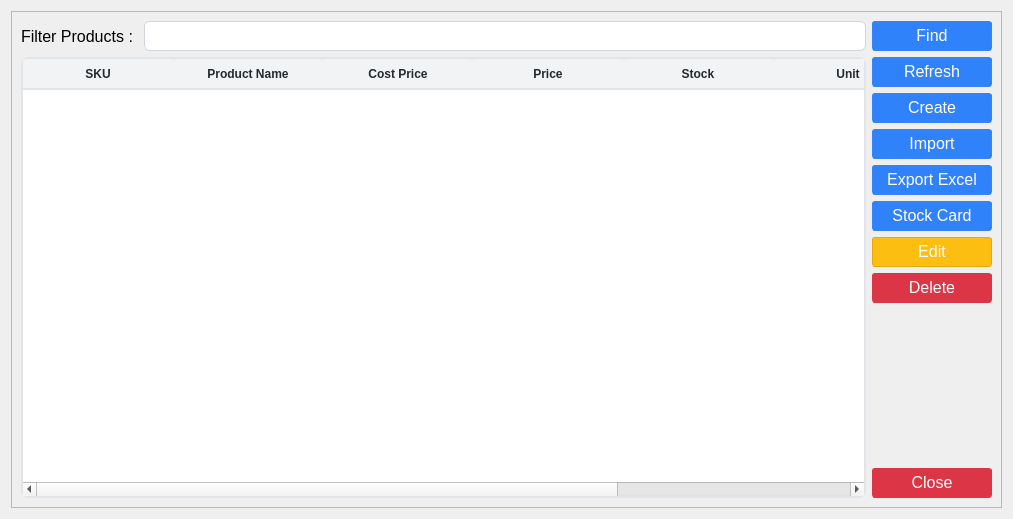
michael-halim/pos, file ui/products.ui: the form before one commit.
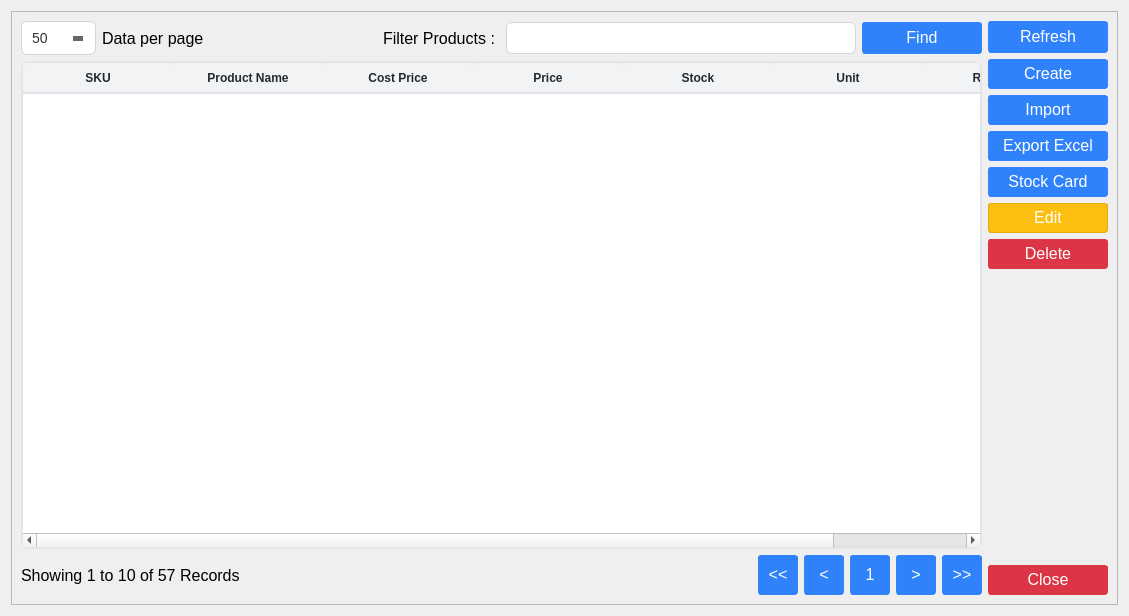
The form after the commit. Icons and pictures are not drawn.

Commit message: Patch#54: Added Pagination to Products - Added Pagination to Products - Added Cache Service and Cache Manager - Added UX when Permisison is denied - Fix Restore and Backup Feature - Added UX for Transaction to scroll down when input detail transaction - Added Unit when Editing Transaction - When Updating, Pressing Enter will Trigger Update - Added UX for Up Arrow in Purchasing - Added Feature to Import Categories and Supplier at the same time - Fix Unit in Master Stock to be Uppercase - Added README

```diff
--- a/ui/products.ui
+++ b/ui/products.ui
@@ -6,8 +6,8 @@
    <rect>
     <x>0</x>
     <y>0</y>
-    <width>1013</width>
-    <height>519</height>
+    <width>1129</width>
+    <height>616</height>
    </rect>
   </property>
   <property name="windowTitle">
@@ -327,7 +327,7 @@
 }
 </string>
   </property>
-  <layout class="QGridLayout" name="gridLayout_2">
+  <layout class="QGridLayout" name="gridLayout">
    <item row="0" column="0">
     <widget class="QFrame" name="frame">
      <property name="frameShape">
@@ -336,17 +336,82 @@
      <property name="frameShadow">
       <enum>QFrame::Raised</enum>
      </property>
-     <layout class="QGridLayout" name="gridLayout">
+     <layout class="QGridLayout" name="gridLayout_2">
       <item row="0" column="0">
+       <layout class="QHBoxLayout" name="horizontalLayout_5">
+        <item>
        <layout class="QVBoxLayout" name="verticalLayout_2">
         <item>
+           <layout class="QHBoxLayout" name="horizontalLayout_4">
+            <item>
+             <widget class="QComboBox" name="data_per_page_combobox">
+              <property name="minimumSize">
+               <size>
+                <width>50</width>
+                <height>32</height>
+               </size>
+              </property>
+              <property name="font">
+               <font>
+                <pointsize>-1</pointsize>
+               </font>
+              </property>
+              <item>
+               <property name="text">
+                <string>50</string>
+               </property>
+              </item>
+              <item>
+               <property name="text">
+                <string>100</string>
+               </property>
+              </item>
+              <item>
+               <property name="text">
+                <string>200</string>
+               </property>
+              </item>
+             </widget>
+            </item>
+            <item>
+             <widget class="QLabel" name="label">
+              <property name="minimumSize">
+               <size>
+                <width>0</width>
+                <height>32</height>
+               </size>
+              </property>
+              <property name="font">
+               <font>
+                <pointsize>12</pointsize>
+               </font>
+              </property>
+              <property name="text">
+               <string>Data per page</string>
+              </property>
+             </widget>
+            </item>
+            <item>
+             <spacer name="horizontalSpacer_2">
+              <property name="orientation">
+               <enum>Qt::Horizontal</enum>
+              </property>
+              <property name="sizeHint" stdset="0">
+               <size>
+                <width>40</width>
+                <height>20</height>
+               </size>
+              </property>
+             </spacer>
+            </item>
+            <item>
          <layout class="QHBoxLayout" name="horizontalLayout_2">
           <item>
            <widget class="QLabel" name="filter_products_label">
             <property name="minimumSize">
              <size>
               <width>0</width>
-              <height>30</height>
+                  <height>32</height>
              </size>
             </property>
             <property name="font">
@@ -363,8 +428,8 @@
            <widget class="QLineEdit" name="filter_products_input">
             <property name="minimumSize">
              <size>
-              <width>0</width>
-              <height>30</height>
+                  <width>350</width>
+                  <height>32</height>
              </size>
             </property>
             <property name="font">
@@ -397,7 +462,7 @@
             <property name="minimumSize">
              <size>
               <width>120</width>
-              <height>30</height>
+                  <height>32</height>
              </size>
             </property>
             <property name="font">
@@ -439,8 +504,8 @@
           </item>
          </layout>
         </item>
-        <item>
-         <layout class="QHBoxLayout" name="horizontalLayout">
+           </layout>
+          </item>
           <item>
            <widget class="QTableWidget" name="products_table">
             <property name="styleSheet">
@@ -623,13 +688,223 @@
            </widget>
           </item>
           <item>
+           <layout class="QHBoxLayout" name="horizontalLayout_3">
+            <item>
+             <widget class="QLabel" name="showing_products_label">
+              <property name="font">
+               <font>
+                <pointsize>12</pointsize>
+               </font>
+              </property>
+              <property name="text">
+               <string>Showing 1 to 10 of 57 Records</string>
+              </property>
+             </widget>
+            </item>
+            <item>
+             <spacer name="horizontalSpacer">
+              <property name="orientation">
+               <enum>Qt::Horizontal</enum>
+              </property>
+              <property name="sizeHint" stdset="0">
+               <size>
+                <width>40</width>
+                <height>20</height>
+               </size>
+              </property>
+             </spacer>
+            </item>
+            <item>
+             <layout class="QHBoxLayout" name="horizontalLayout">
+              <item>
+               <widget class="QPushButton" name="first_page_button">
+                <property name="minimumSize">
+                 <size>
+                  <width>40</width>
+                  <height>40</height>
+                 </size>
+                </property>
+                <property name="font">
+                 <font>
+                  <pointsize>12</pointsize>
+                 </font>
+                </property>
+                <property name="styleSheet">
+                 <string notr="true">QPushButton{
+    color: #fff;
+    background-color: rgba(13, 110, 253, 0.85); /* RGBA with alpha channel */
+    border-color: rgba(13, 110, 253, 0.7);
+}
+QPushButton:hover {
+    background-color: rgba(11, 94, 215, 0.9);
+    border-color: rgba(10, 88, 202, 0.9);
+    opacity: 0.95;
+}
+QPushButton:disabled {
+    background-color: #a8c1ff;
+    border-color: #a8c1ff;
+    color: #e6eeff;
+}</string>
+                </property>
+                <property name="text">
+                 <string>&lt;&lt;</string>
+                </property>
+               </widget>
+              </item>
+              <item>
+               <widget class="QPushButton" name="previous_page_button">
+                <property name="minimumSize">
+                 <size>
+                  <width>40</width>
+                  <height>40</height>
+                 </size>
+                </property>
+                <property name="font">
+                 <font>
+                  <pointsize>12</pointsize>
+                 </font>
+                </property>
+                <property name="styleSheet">
+                 <string notr="true">QPushButton{
+    color: #fff;
+    background-color: rgba(13, 110, 253, 0.85); /* RGBA with alpha channel */
+    border-color: rgba(13, 110, 253, 0.7);
+}
+QPushButton:hover {
+    background-color: rgba(11, 94, 215, 0.9);
+    border-color: rgba(10, 88, 202, 0.9);
+    opacity: 0.95;
+}
+QPushButton:disabled {
+    background-color: #a8c1ff;
+    border-color: #a8c1ff;
+    color: #e6eeff;
+}</string>
+                </property>
+                <property name="text">
+                 <string>&lt;</string>
+                </property>
+               </widget>
+              </item>
+              <item>
+               <widget class="QPushButton" name="current_page_button">
+                <property name="minimumSize">
+                 <size>
+                  <width>40</width>
+                  <height>40</height>
+                 </size>
+                </property>
+                <property name="font">
+                 <font>
+                  <pointsize>12</pointsize>
+                 </font>
+                </property>
+                <property name="styleSheet">
+                 <string notr="true">QPushButton{
+    color: #fff;
+    background-color: rgba(13, 110, 253, 0.85); /* RGBA with alpha channel */
+    border-color: rgba(13, 110, 253, 0.7);
+}
+QPushButton:hover {
+    background-color: rgba(11, 94, 215, 0.9);
+    border-color: rgba(10, 88, 202, 0.9);
+    opacity: 0.95;
+}
+QPushButton:disabled {
+    background-color: #a8c1ff;
+    border-color: #a8c1ff;
+    color: #e6eeff;
+}</string>
+                </property>
+                <property name="text">
+                 <string>1</string>
+                </property>
+               </widget>
+              </item>
+              <item>
+               <widget class="QPushButton" name="next_page_button">
+                <property name="minimumSize">
+                 <size>
+                  <width>40</width>
+                  <height>40</height>
+                 </size>
+                </property>
+                <property name="font">
+                 <font>
+                  <pointsize>12</pointsize>
+                 </font>
+                </property>
+                <property name="styleSheet">
+                 <string notr="true">QPushButton{
+    color: #fff;
+    background-color: rgba(13, 110, 253, 0.85); /* RGBA with alpha channel */
+    border-color: rgba(13, 110, 253, 0.7);
+}
+QPushButton:hover {
+    background-color: rgba(11, 94, 215, 0.9);
+    border-color: rgba(10, 88, 202, 0.9);
+    opacity: 0.95;
+}
+QPushButton:disabled {
+    background-color: #a8c1ff;
+    border-color: #a8c1ff;
+    color: #e6eeff;
+}</string>
+                </property>
+                <property name="text">
+                 <string>&gt;</string>
+                </property>
+               </widget>
+              </item>
+              <item>
+               <widget class="QPushButton" name="last_page_button">
+                <property name="minimumSize">
+                 <size>
+                  <width>40</width>
+                  <height>40</height>
+                 </size>
+                </property>
+                <property name="font">
+                 <font>
+                  <pointsize>12</pointsize>
+                 </font>
+                </property>
+                <property name="styleSheet">
+                 <string notr="true">QPushButton{
+    color: #fff;
+    background-color: rgba(13, 110, 253, 0.85); /* RGBA with alpha channel */
+    border-color: rgba(13, 110, 253, 0.7);
+}
+QPushButton:hover {
+    background-color: rgba(11, 94, 215, 0.9);
+    border-color: rgba(10, 88, 202, 0.9);
+    opacity: 0.95;
+}
+QPushButton:disabled {
+    background-color: #a8c1ff;
+    border-color: #a8c1ff;
+    color: #e6eeff;
+}</string>
+                </property>
+                <property name="text">
+                 <string>&gt;&gt;</string>
+                </property>
+               </widget>
+              </item>
+             </layout>
+            </item>
+           </layout>
+          </item>
+         </layout>
+        </item>
+        <item>
            <layout class="QVBoxLayout" name="verticalLayout">
             <item>
              <widget class="QPushButton" name="refresh_products_button">
               <property name="minimumSize">
                <size>
                 <width>120</width>
-                <height>30</height>
+              <height>32</height>
                </size>
               </property>
               <property name="font">
@@ -994,8 +1269,6 @@
                </size>
               </property>
              </widget>
-            </item>
-           </layout>
           </item>
          </layout>
         </item>
```
Lines whose indentation alone changed are shown as unchanged. The commit also changes 40 other files.
